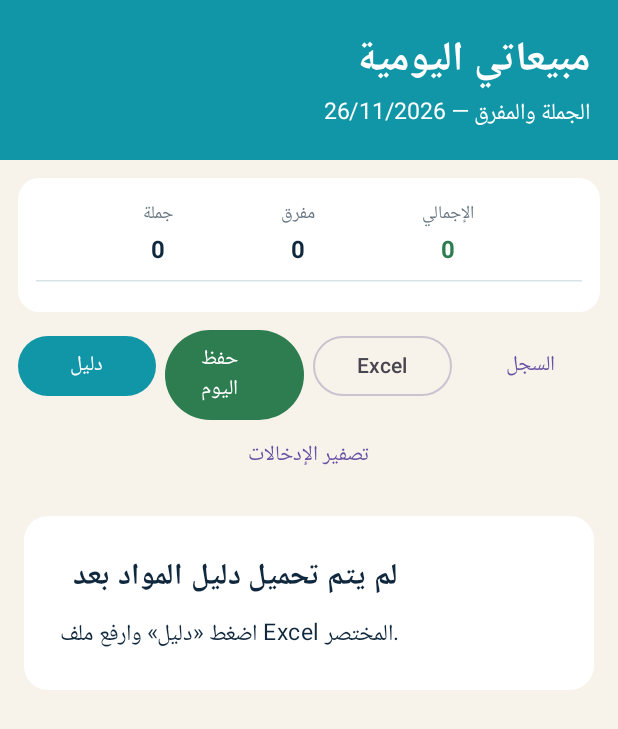
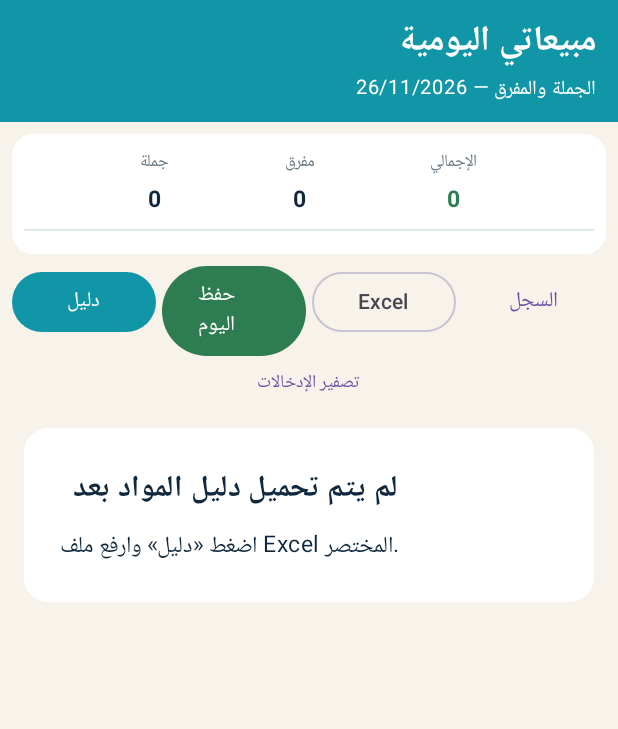
Before and after one commit to Alaa-fa-hash/sales-movement-app, an Android app built with Jetpack Compose: the screen it shows after launch (MainActivity), on a phone screen of 412 x 824 dp. Shown: the top 729 px of the screen. Run offline under Robolectric (Android 15) with nearby library versions, the phone set to English and light mode, and no system bars; libraries missing offline, so code that uses them is left out: org.apache.poi.

Commit message:
Compact header and numeric keyboard input
Co-authored-by: Manus <dev-agent@manus.ai>

```diff
--- a/app/src/main/AndroidManifest.xml
+++ b/app/src/main/AndroidManifest.xml
@@ -9,6 +9,7 @@
         android:theme="@style/Theme.WarehouseMovement">
         <activity
             android:name=".MainActivity"
+            android:windowSoftInputMode="adjustResize"
             android:exported="true">
             <intent-filter>
                 <action android:name="android.intent.action.MAIN" />
--- a/app/src/main/java/com/example/app/MainActivity.kt
+++ b/app/src/main/java/com/example/app/MainActivity.kt
@@ -43,6 +43,8 @@ import androidx.compose.ui.Modifier
 import androidx.compose.ui.graphics.Color
 import androidx.compose.ui.text.TextStyle
 import androidx.compose.ui.text.font.FontWeight
+import androidx.compose.ui.text.input.ImeAction
+import androidx.compose.ui.text.input.KeyboardType
 import androidx.compose.ui.text.style.TextAlign
 import androidx.compose.ui.unit.dp
 import androidx.compose.ui.unit.sp
@@ -130,16 +132,16 @@ private fun SalesMovementApp() {
 
 @Composable
 private fun Header(date: String) {
-    Column(Modifier.fillMaxWidth().background(Teal).padding(18.dp), horizontalAlignment = Alignment.End) {
-        Text("مبيعاتي اليومية", color = Color.White, fontSize = 27.sp, fontWeight = FontWeight.Bold)
-        Text("الجملة والمفرق — $date", color = Color.White, fontSize = 15.sp)
+    Column(Modifier.fillMaxWidth().background(Teal).padding(horizontal = 14.dp, vertical = 9.dp), horizontalAlignment = Alignment.End) {
+        Text("مبيعاتي اليومية", color = Color.White, fontSize = 23.sp, fontWeight = FontWeight.Bold)
+        Text("الجملة والمفرق — $date", color = Color.White, fontSize = 13.sp)
     }
 }
 
 @Composable
 private fun SummaryBar(t: Totals) {
-    Card(Modifier.fillMaxWidth().padding(12.dp), colors = CardDefaults.cardColors(containerColor = Color.White), shape = RoundedCornerShape(14.dp)) {
-        Column(Modifier.padding(12.dp)) {
+    Card(Modifier.fillMaxWidth().padding(8.dp), colors = CardDefaults.cardColors(containerColor = Color.White), shape = RoundedCornerShape(14.dp)) {
+        Column(Modifier.padding(horizontal = 8.dp, vertical = 7.dp)) {
             Row(Modifier.fillMaxWidth(), horizontalArrangement = Arrangement.SpaceEvenly) {
                 SummaryCell("جملة", t.wholesale)
                 SummaryCell("مفرق", t.retail)
@@ -153,20 +155,20 @@ private fun SummaryBar(t: Totals) {
 @Composable
 private fun SummaryCell(label: String, value: Double, color: Color = Navy, suffix: String = "") {
     Column(horizontalAlignment = Alignment.CenterHorizontally) {
-        Text(label, color = Color(0xFF687782), fontSize = 12.sp)
-        Text(formatMoney(value) + suffix, color = color, fontSize = 16.sp, fontWeight = FontWeight.Bold)
+        Text(label, color = Color(0xFF687782), fontSize = 11.sp)
+        Text(formatMoney(value) + suffix, color = color, fontSize = 15.sp, fontWeight = FontWeight.Bold)
     }
 }
 
 @Composable
 private fun Actions(onImport: () -> Unit, onSave: () -> Unit, onExport: () -> Unit, onHistory: () -> Unit, onClear: () -> Unit) {
-    Row(Modifier.fillMaxWidth().padding(horizontal = 12.dp), horizontalArrangement = Arrangement.spacedBy(6.dp)) {
+    Row(Modifier.fillMaxWidth().padding(horizontal = 8.dp), horizontalArrangement = Arrangement.spacedBy(4.dp)) {
         Button(onClick = onImport, colors = ButtonDefaults.buttonColors(containerColor = Teal), modifier = Modifier.weight(1f)) { Text("دليل") }
         Button(onClick = onSave, colors = ButtonDefaults.buttonColors(containerColor = Green), modifier = Modifier.weight(1f)) { Text("حفظ اليوم") }
         OutlinedButton(onClick = onExport, modifier = Modifier.weight(1f)) { Text("Excel") }
         TextButton(onClick = onHistory, modifier = Modifier.weight(1f)) { Text("السجل") }
     }
-    TextButton(onClick = onClear, modifier = Modifier.fillMaxWidth()) { Text("تصفير الإدخالات") }
+    TextButton(onClick = onClear, modifier = Modifier.fillMaxWidth().height(32.dp)) { Text("تصفير الإدخالات", fontSize = 12.sp) }
 }
 
 @Composable
@@ -209,7 +211,7 @@ private fun ProductRow(product: ProductLine, tab: SalesTab, quantities: MutableM
 
 @Composable
 private fun QuantityCell(enabled: Boolean, value: String, modifier: Modifier, onValueChange: (String) -> Unit) {
-    OutlinedTextField(value = value, onValueChange = onValueChange, enabled = enabled, singleLine = true, textStyle = TextStyle(fontSize = 13.sp, textAlign = TextAlign.Center), modifier = modifier.padding(horizontal = 2.dp), placeholder = { Text("0", fontSize = 12.sp) })
+    OutlinedTextField(value = value, onValueChange = onValueChange, enabled = enabled, singleLine = true, keyboardOptions = androidx.compose.foundation.text.KeyboardOptions(keyboardType = KeyboardType.Number, imeAction = ImeAction.Done), textStyle = TextStyle(fontSize = 13.sp, textAlign = TextAlign.Center), modifier = modifier.padding(horizontal = 2.dp), placeholder = { Text("0", fontSize = 12.sp) })
 }
 
 @Composable
```
